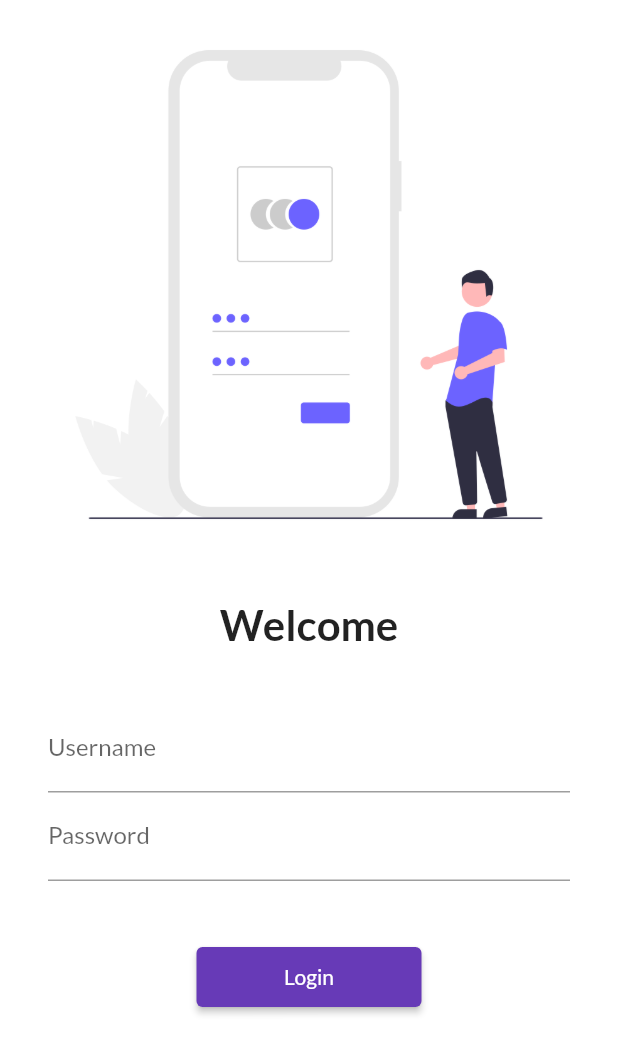
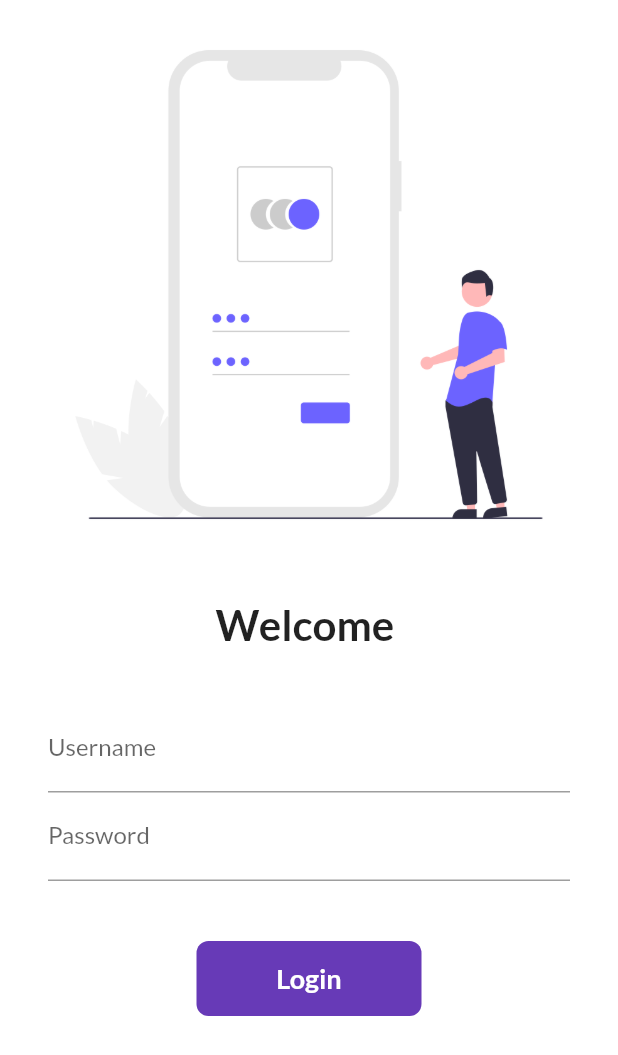
Before and after one commit to TheBugDr0id/30DaysOfFlutter, a Flutter app: the screen it shows after launch, on a phone screen of 412 x 824 dp. Shown: the top 1055 px of the screen. Run offline on Flutter 3.47's test engine with Material 2 defaults, Android fonts, the phone set to English and light mode, and no system bars; our stand-ins replace google_fonts.

Commit message:
Day 6 Completed

```diff
--- a/lib/main.dart
+++ b/lib/main.dart
@@ -23,7 +23,7 @@ class MyApp extends StatelessWidget {
         fontFamily: GoogleFonts.lato().fontFamily,
         //primaryTextTheme: GoogleFonts.latoTextTheme()
       ),
-      debugShowCheckedModeBanner: false,
+      //debugShowCheckedModeBanner: false,
       darkTheme: ThemeData(
         brightness: Brightness.dark,
       ),
--- a/lib/pages/login_page.dart
+++ b/lib/pages/login_page.dart
@@ -3,8 +3,16 @@
 import 'package:flutter/material.dart';
 import 'package:flutter_catalogue/utils/routes.dart';
 
-class LoginPage extends StatelessWidget {
+class LoginPage extends StatefulWidget {
   const LoginPage({Key? key}) : super(key: key);
+
+  @override
+  State<LoginPage> createState() => _LoginPageState();
+}
+
+class _LoginPageState extends State<LoginPage> {
+  String name = "";
+  bool changeButton = false;
 
   @override
   Widget build(BuildContext context) {
@@ -21,7 +29,7 @@ class LoginPage extends StatelessWidget {
               height: 20.0,
             ),
             Text(
-              "Welcome",
+              "Welcome $name",
               style: TextStyle(
                 fontSize: 28,
                 fontWeight: FontWeight.bold,
@@ -38,6 +46,10 @@ class LoginPage extends StatelessWidget {
                   TextFormField(
                     decoration: InputDecoration(
                         hintText: "Enter Username", labelText: "Username"),
+                    onChanged: (value) {
+                      name = value;
+                      setState(() {});
+                    },
                   ),
                   TextFormField(
                     obscureText: true,
@@ -47,13 +59,48 @@ class LoginPage extends StatelessWidget {
                   SizedBox(
                     height: 40.0,
                   ),
-                  ElevatedButton(
-                    child: Text("Login"),
-                    style: TextButton.styleFrom(minimumSize: Size(150, 40)),
-                    onPressed: () {
+                  InkWell(
+                    onTap: () async {
+                      //Navigator.pushNamed(context, MyRoutes.homeRoute);
+                      setState(() {
+                        changeButton = true;
+                      });
+                      await Future.delayed(Duration(seconds: 1));
                       Navigator.pushNamed(context, MyRoutes.homeRoute);
                     },
-                  )
+                    child: AnimatedContainer(
+                      duration: Duration(seconds: 1),
+                      height: 50,
+                      width: changeButton ? 50 : 150,
+                      alignment: Alignment.center,
+                      child: changeButton
+                          ? Icon(
+                              Icons.done,
+                              color: Colors.white,
+                            )
+                          : Text(
+                              "Login",
+                              style: TextStyle(
+                                  color: Colors.white,
+                                  fontWeight: FontWeight.bold,
+                                  fontSize: 18),
+                            ),
+                      decoration: BoxDecoration(
+                          color: Colors.deepPurple,
+                          // shape:
+                          //     changeButton ? BoxShape.circle : BoxShape.rectangle,
+                          borderRadius:
+                              BorderRadius.circular(changeButton ? 50 : 8)),
+                    ),
+                  ),
+
+                  // ElevatedButton(
+                  //   child: Text("Login"),
+                  //   style: TextButton.styleFrom(minimumSize: Size(150, 40)),
+                  //   onPressed: () {
+                  //     Navigator.pushNamed(context, MyRoutes.homeRoute);
+                  //   },
+                  // )
                 ],
               ),
             ),
```
